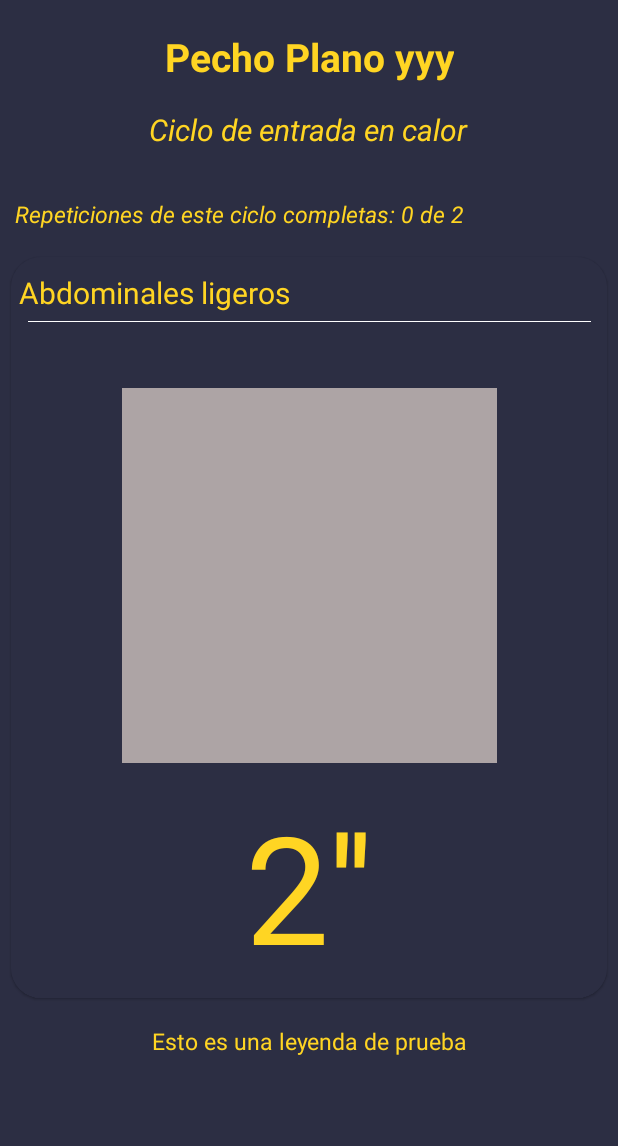
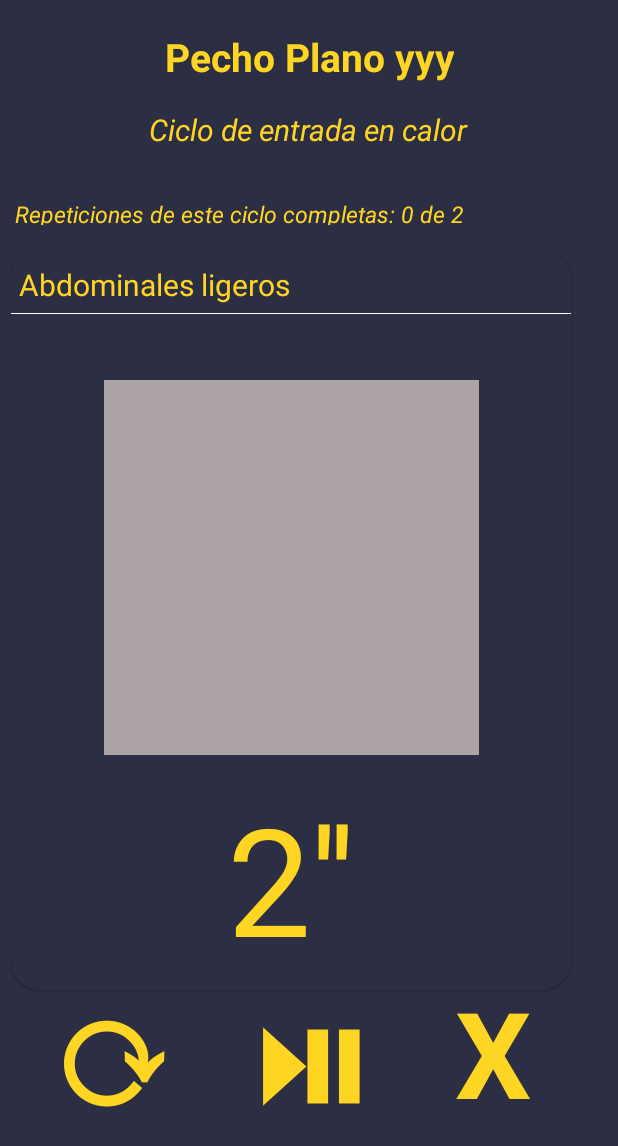
Before and after one commit to gbeade/EntrenappMobile, an Android app: the ExecuteRoutineActivity screen opened directly, with no data from a screen before it, on a phone screen of 412 x 824 dp. Shown: the top 1146 px of the screen. Run offline under Robolectric (Android 15) with nearby library versions, the phone set to English and light mode, and no system bars; 1 statement that could not run was skipped.

Commit message:
Buttons implemented correctly

```diff
--- a/app/src/main/AndroidManifest.xml
+++ b/app/src/main/AndroidManifest.xml
@@ -2,6 +2,8 @@
 <manifest xmlns:android="http://schemas.android.com/apk/res/android"
     package="com.example.entrenapp">
 
+    <uses-permission android:name="android.permission.RECORD_AUDIO"/>
+    <uses-permission android:name="android.permission.INTERNET"/>
     <application
         android:allowBackup="true"
         android:icon="@mipmap/ic_launcher"
--- a/app/src/main/java/com/example/entrenapp/executeRoutineActivity/ExecuteRoutineActivity.java
+++ b/app/src/main/java/com/example/entrenapp/executeRoutineActivity/ExecuteRoutineActivity.java
@@ -8,6 +8,8 @@ import androidx.recyclerview.widget.LinearSnapHelper;
 import androidx.recyclerview.widget.RecyclerView;
 import androidx.recyclerview.widget.SnapHelper;
 
+import android.content.Intent;
+import android.graphics.Color;
 import android.os.Bundle;
 import android.os.CountDownTimer;
 import android.util.DisplayMetrics;
@@ -20,6 +22,7 @@ import com.example.entrenapp.apiClasses.Cycle;
 import com.example.entrenapp.apiClasses.Exercise;
 import com.example.entrenapp.apiClasses.Routine;
 import com.example.entrenapp.databinding.ActivityExecuteRoutineBinding;
+import com.example.entrenapp.mainActivity.MainActivity;
 import com.example.entrenapp.recyclerView.CardAdapter;
 import com.example.entrenapp.recyclerView.TimeTickCardAdapter;
 
@@ -37,7 +40,7 @@ public class ExecuteRoutineActivity extends AppCompatActivity {
     private View root;
     ActivityExecuteRoutineBinding binding;
     RecyclerView rv;
-    RecyclerView.Adapter adapter;
+    TimeTickCardAdapter adapter;
 
     private Routine routine= new Routine("Pecho Plano yyy", "Pecho", Routine.Difficulty.XTREME, false, new Date(), 4, 25);
     private Iterator<Cycle> cycleIterator;
@@ -57,12 +60,21 @@ public class ExecuteRoutineActivity extends AppCompatActivity {
 
         fillRoutine();
 
+        binding.cancel.setOnClickListener(view -> onCancel());
+        binding.playtoggle.setOnClickListener(view -> pauseCurrentExercise());
+        binding.rewind.setOnClickListener(view -> startIterations());
+
+
         TextView textView;
-        textView = (TextView) root.findViewById(R.id.routine_name);
+        textView = root.findViewById(R.id.routine_name);
         textView.setText(routine.getName());
 
         SnapHelper snapHelper = new LinearSnapHelper();
         snapHelper.attachToRecyclerView(binding.cycleRecyclerView);
+        startIterations();
+    }
+
+    public void startIterations() {
         rv = binding.cycleRecyclerView;
         cycleIterator = routine.getCycles().iterator();
         currentCycleIdx = -1;
@@ -84,7 +96,7 @@ public class ExecuteRoutineActivity extends AppCompatActivity {
                 textView.setText(currentCycle.getName());
                 currentCycleIdx = 0;
                 // Setup adapter for the new collection of exercises
-                RecyclerView.Adapter adapter = new TimeTickCardAdapter(currentCycle.getExercises(), R.layout.exec_exercise_card, this);
+                TimeTickCardAdapter adapter = new TimeTickCardAdapter(currentCycle.getExercises(), R.layout.exec_exercise_card, this);
                 this.adapter = adapter;
                 binding.cycleRecyclerView.setLayoutManager(new LinearLayoutManager(this, LinearLayoutManager.HORIZONTAL, false));
                 binding.cycleRecyclerView.setAdapter(adapter);
@@ -125,4 +137,15 @@ public class ExecuteRoutineActivity extends AppCompatActivity {
     }
 
 
+    public void pauseCurrentExercise(){
+        adapter.pauseCurrentExercise();
+    }
+
+    public void onCancel() {
+        Intent intent = new Intent(this, MainActivity.class); // YourRoutinesActivity.class); //YourRoutinesActivity.class);
+        startActivity(intent);
+    }
+
+
+
 }
--- a/app/src/main/java/com/example/entrenapp/recyclerView/TimeTickCardAdapter.java
+++ b/app/src/main/java/com/example/entrenapp/recyclerView/TimeTickCardAdapter.java
@@ -15,6 +15,7 @@ import com.example.entrenapp.executeRoutineActivity.ExecuteRoutineActivity;
 import java.util.HashMap;
 import java.util.List;
 import java.util.Map;
+import java.util.Set;
 import java.util.Timer;
 import java.util.TimerTask;
 
@@ -22,6 +23,8 @@ public class TimeTickCardAdapter extends CardAdapter<Exercise> {
 
     ExecuteRoutineActivity act;
     Map<TimeTickViewHolder, TimeTickViewHolder> map = new HashMap<>();
+    TimeTickViewHolder currentVH;
+    boolean superTimerStopped = false;
 
     public TimeTickCardAdapter(List<Exercise> dataset, Integer layoutID, ExecuteRoutineActivity context) {
         super(dataset, layoutID, context);
@@ -49,6 +52,7 @@ public class TimeTickCardAdapter extends CardAdapter<Exercise> {
     public void onViewAttachedToWindow(@NonNull ViewHolder holder) {
         super.onViewDetachedFromWindow(holder);
         map.get(holder).startTimer();
+        currentVH = map.get(holder);
     }
 
     @Override
@@ -63,22 +67,23 @@ public class TimeTickCardAdapter extends CardAdapter<Exercise> {
         Timer timer;
         Integer time = 0;
         Integer duration = 0;
-
         boolean timerStarted = false;
 
         private class ModifyTimerTask extends TimerTask {
 
             void timerTick() {
-                if (time > duration) {
-                    bindTextViewWithData(r.getIdentifier("timer", "id", packageName), "✓");
-                    if ( time > duration + 3) {
-                        act.nextExercise(getAdapterPosition());
-                        cancel();
+                if (timerStarted && !superTimerStopped) {
+                    if (time > duration) {
+                        bindTextViewWithData(r.getIdentifier("timer", "id", packageName), "✓");
+                        if (time > duration + 3) {
+                            act.nextExercise(getAdapterPosition());
+                            cancel();
+                        }
+                    } else {
+                        bindTextViewWithData(r.getIdentifier("timer", "id", packageName), (duration - time) + "\'\'");
                     }
-                } else {
-                    bindTextViewWithData(r.getIdentifier("timer", "id", packageName), (duration-time)+"\'\'");
+                    time++;
                 }
-                time++;
             }
 
             @Override
@@ -108,10 +113,22 @@ public class TimeTickCardAdapter extends CardAdapter<Exercise> {
             timer.scheduleAtFixedRate(new ModifyTimerTask(), 500, 1000);
         }
 
+        public void resetTimer() {
+            stopTimer();
+            startTimer();
+        }
+
+        public void playPauseTimer() {
+            timerStarted = !timerStarted;
+        }
         public void setTimerStartedTo(int duration) {
             this.duration = duration;
         }
-
     }
 
+    public void pauseCurrentExercise(){
+        superTimerStopped = !superTimerStopped;
+    }
+
+
 }
--- a/app/src/main/res/layout/activity_execute_routine.xml
+++ b/app/src/main/res/layout/activity_execute_routine.xml
@@ -10,9 +10,9 @@
 
         <androidx.recyclerview.widget.RecyclerView
             android:id="@+id/cycleRecyclerView"
-            android:layout_width="match_parent"
+            android:layout_width="388dp"
             android:layout_height="510dp"
-            android:layout_marginTop="10dp"
+            android:layout_marginTop="8dp"
             app:layout_constraintEnd_toEndOf="parent"
             app:layout_constraintHorizontal_bias="0.0"
             app:layout_constraintStart_toStartOf="parent"
@@ -49,12 +49,11 @@
 
         <TextView
             android:id="@+id/cycle_remaining"
-            android:layout_width="wrap_content"
-            android:layout_height="wrap_content"
+            android:layout_width="365dp"
+            android:layout_height="18dp"
             android:layout_marginStart="10dp"
             android:layout_marginTop="32dp"
             android:text="Repeticiones de este ciclo restantes:"
-            android:textAlignment="center"
             android:textColor="@color/accent"
             android:textSize="15dp"
             android:textStyle="italic"
@@ -62,17 +61,47 @@
             app:layout_constraintTop_toBottomOf="@+id/cycle_name" />
 
         <TextView
-            android:id="@+id/annotation"
-            android:layout_width="wrap_content"
-            android:layout_height="wrap_content"
-            android:layout_marginTop="10dp"
-            android:text="Esto es una leyenda de prueba"
+            android:id="@+id/rewind"
+            android:layout_width="100dp"
+            android:layout_height="119dp"
+            android:layout_marginStart="20dp"
+            android:layout_marginTop="-40dp"
+            android:layout_marginEnd="27dp"
+            android:text="⟳"
             android:textAlignment="center"
             android:textColor="@color/accent"
-            android:textSize="15dp"
+            android:textSize="100dp"
+            android:textStyle="bold"
+            app:layout_constraintEnd_toStartOf="@+id/playtoggle"
+            app:layout_constraintStart_toStartOf="parent"
+            app:layout_constraintTop_toBottomOf="@+id/cycleRecyclerView" />
+
+        <TextView
+            android:id="@+id/playtoggle"
+            android:layout_width="99dp"
+            android:layout_height="101dp"
+            android:layout_marginTop="-20dp"
+            android:text="⏯︎"
+            android:textAlignment="center"
+            android:textColor="@color/accent"
+            android:textSize="80dp"
+            android:textStyle="bold"
             app:layout_constraintEnd_toEndOf="parent"
             app:layout_constraintStart_toStartOf="parent"
             app:layout_constraintTop_toBottomOf="@+id/cycleRecyclerView" />
 
+        <TextView
+            android:id="@+id/cancel"
+            android:layout_width="99dp"
+            android:layout_height="101dp"
+            android:layout_marginStart="23dp"
+            android:text="X"
+            android:textAlignment="center"
+            android:textColor="@color/accent"
+            android:textSize="80dp"
+            android:textStyle="bold"
+            app:layout_constraintStart_toEndOf="@+id/playtoggle"
+            app:layout_constraintTop_toTopOf="@+id/playtoggle" />
+
 
 </androidx.constraintlayout.widget.ConstraintLayout>
```
